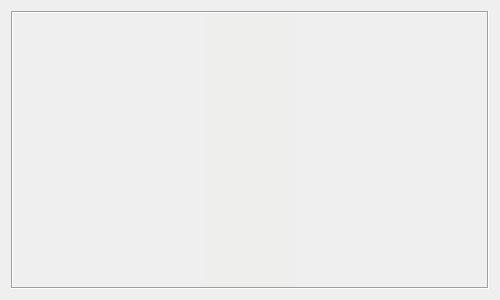
First picture: the form in linnaeo/ui/alignment.ui, repository beowulfey/pylinnaeo, before the edit.
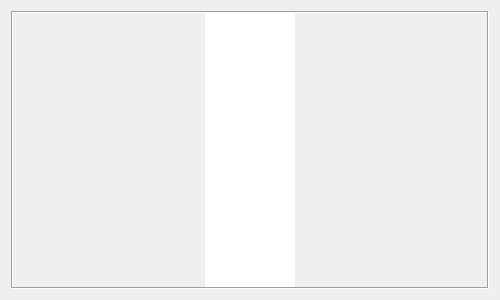
Second picture: the form after the edit.

Diff of the .ui file:
```diff
--- a/linnaeo/ui/alignment.ui
+++ b/linnaeo/ui/alignment.ui
@@ -76,43 +76,6 @@
           <height>0</height>
          </size>
         </property>
-        <property name="palette">
-         <palette>
-          <active>
-           <colorrole role="Base">
-            <brush brushstyle="SolidPattern">
-             <color alpha="255">
-              <red>238</red>
-              <green>238</green>
-              <blue>236</blue>
-             </color>
-            </brush>
-           </colorrole>
-          </active>
-          <inactive>
-           <colorrole role="Base">
-            <brush brushstyle="SolidPattern">
-             <color alpha="255">
-              <red>238</red>
-              <green>238</green>
-              <blue>236</blue>
-             </color>
-            </brush>
-           </colorrole>
-          </inactive>
-          <disabled>
-           <colorrole role="Base">
-            <brush brushstyle="SolidPattern">
-             <color alpha="255">
-              <red>239</red>
-              <green>239</green>
-              <blue>239</blue>
-             </color>
-            </brush>
-           </colorrole>
-          </disabled>
-         </palette>
-        </property>
         <property name="font">
          <font>
           <family>Liberation Mono</family>
```
